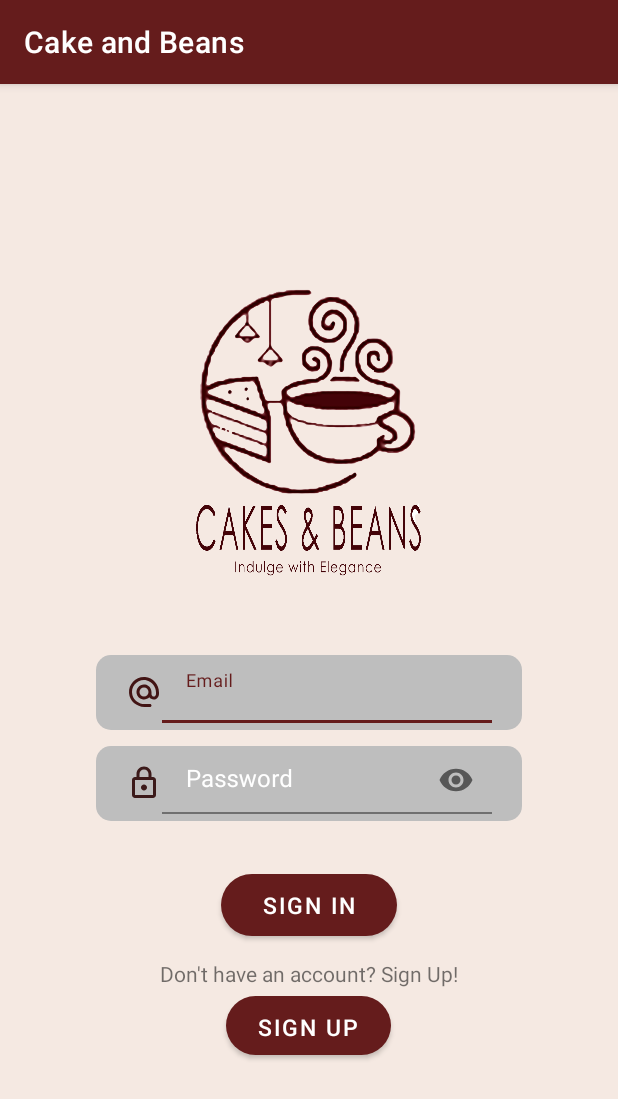
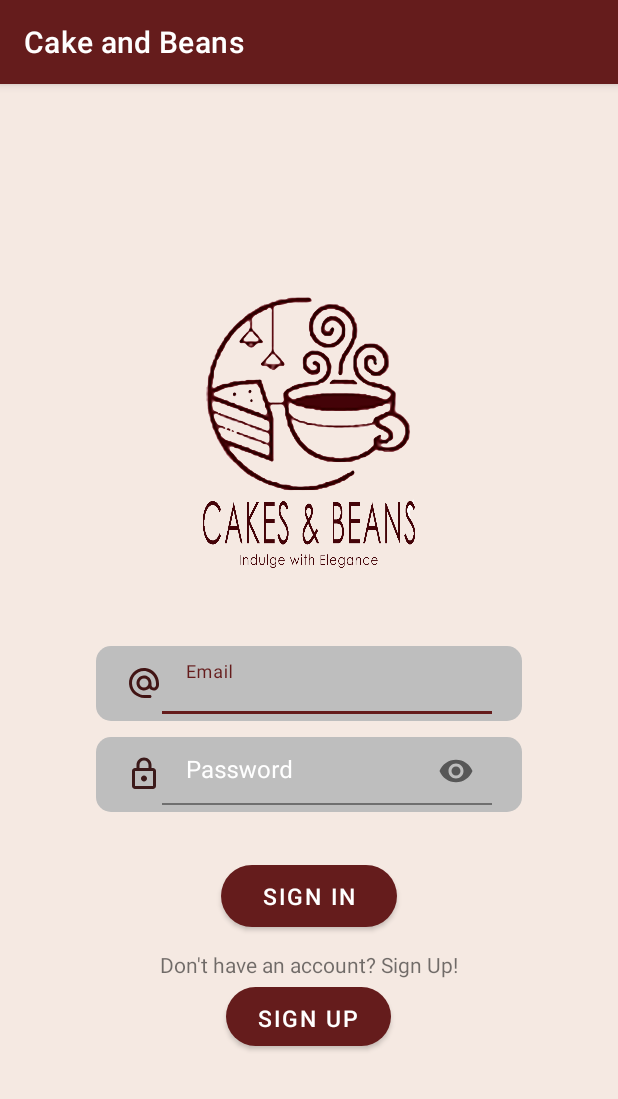
Before and after one commit to menementies/Cake-and-Beans, an Android app: the screen it shows after launch (LoginForm), on a phone screen of 412 x 824 dp. Shown: the top 1099 px of the screen. Run offline under Robolectric (Android 15) with nearby library versions, the phone set to English and light mode, and no system bars; our stand-ins replace Firebase (no records; nobody signed in at launch, a user with empty details on screens opened directly).

```diff
--- a/app/src/main/res/layout/activity_login.xml
+++ b/app/src/main/res/layout/activity_login.xml
@@ -19,8 +19,8 @@
 
         <ImageView
             android:id="@+id/imageView2"
-            android:layout_width="270dp"
-            android:layout_height="225dp"
+            android:layout_width="257dp"
+            android:layout_height="213dp"
             android:layout_marginBottom="30dp"
             app:srcCompat="@drawable/login_logo" />
 
```
